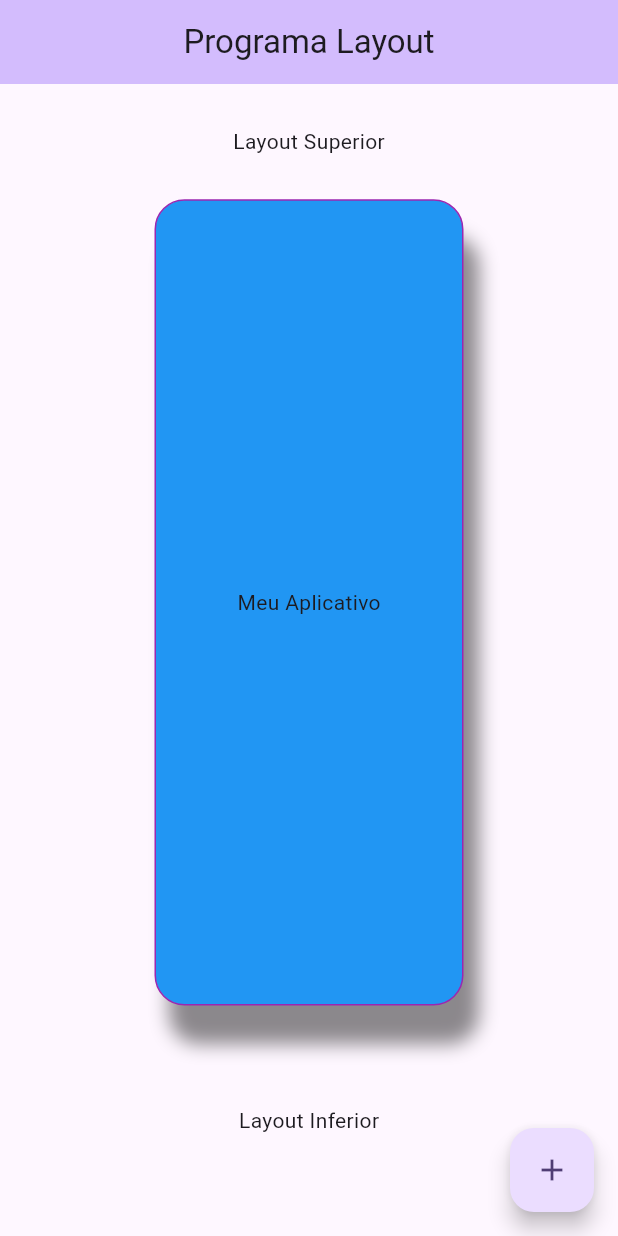
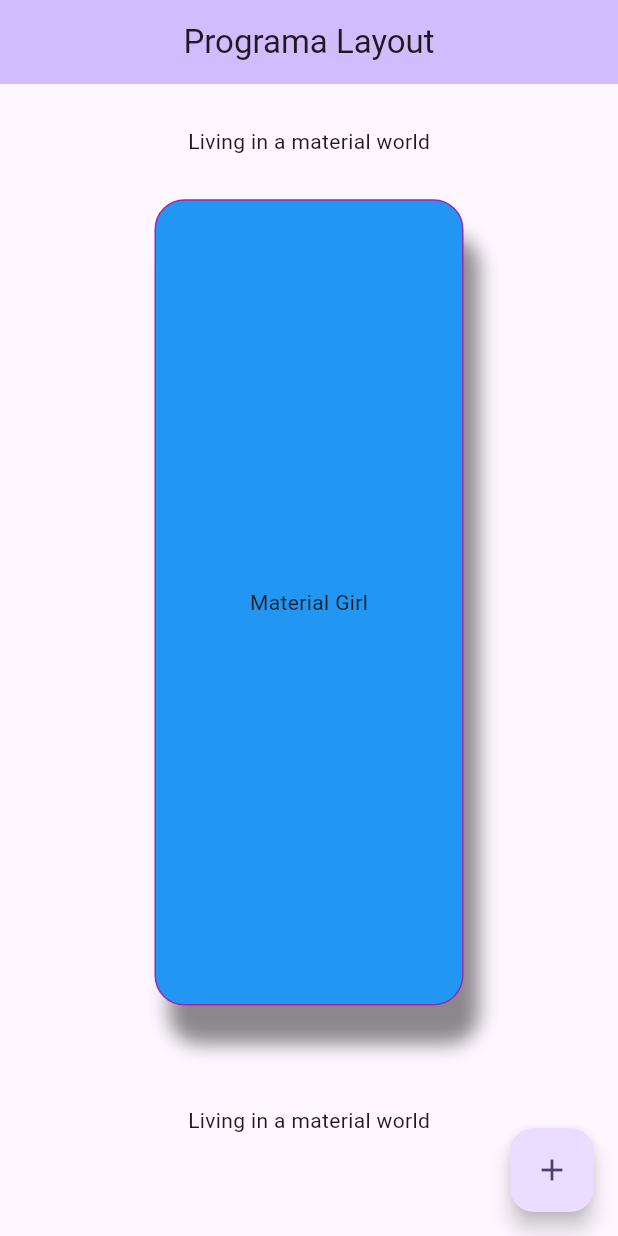
Before and after one commit to celinerobotica/App-Layout, a Flutter app: the screen it shows after launch, on a phone screen of 412 x 824 dp. Run offline on Flutter 3.47's test engine with Material 3 defaults, Android fonts, the phone set to English and light mode, and no system bars.

Commit message:
Update main.dart

```diff
--- a/lib/main.dart
+++ b/lib/main.dart
@@ -50,7 +50,7 @@ class _HomePageState extends State<HomePage> {
               child: Container(
                 alignment: Alignment.center,
                 //color: Colors.amber,
-                child: const Text('Layout Superior'),
+                child: const Text('Living in a material world'),
               ),
             ),
             Expanded(
@@ -84,7 +84,7 @@ class _HomePageState extends State<HomePage> {
                           ),
                         ],
                       ),
-                      child: const Text('Meu Aplicativo'),
+                      child: const Text('Material Girl'),
                     ),
                   ),
                   Expanded(
@@ -102,7 +102,7 @@ class _HomePageState extends State<HomePage> {
               child: Container(
                 alignment: Alignment.center,
                 //color: Colors.blue,
-                child: const Text('Layout Inferior'),
+                child: const Text('Living in a material world'),
               ),
             ),
           ],
```
